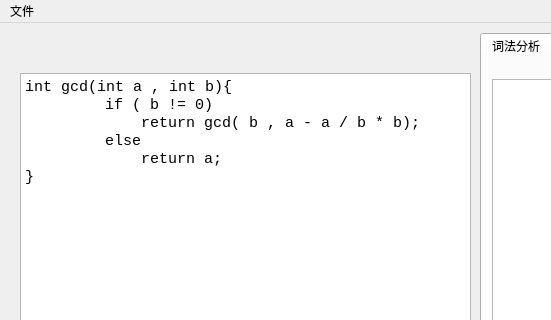
First picture: the form in ui/main_body.ui, repository Tsumida/MiniC, before the edit; both pictures show x 0 to 551 and y 0 to 320 of the 1009 by 850 pixel window.
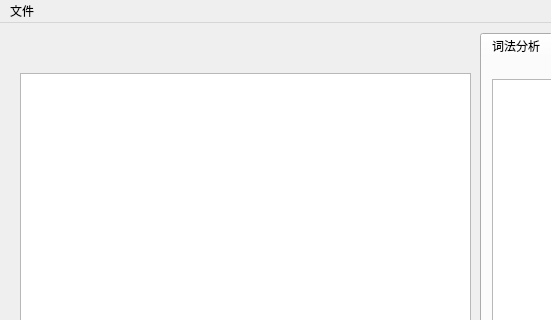
Second picture: the form after the edit.

Diff of the .ui file:
```diff
--- a/ui/main_body.ui
+++ b/ui/main_body.ui
@@ -30,13 +30,7 @@
      </font>
     </property>
     <property name="plainText">
-     <string>int gcd(int a , int b){
-	if ( b != 0)
-	    return gcd( b , a - a / b * b);
-	else
-	    return a;
-}
-</string>
+     <string/>
     </property>
    </widget>
    <widget class="QTabWidget" name="results">
```
Left out of the diff: 2 changed lines with no effect on the pictures.
